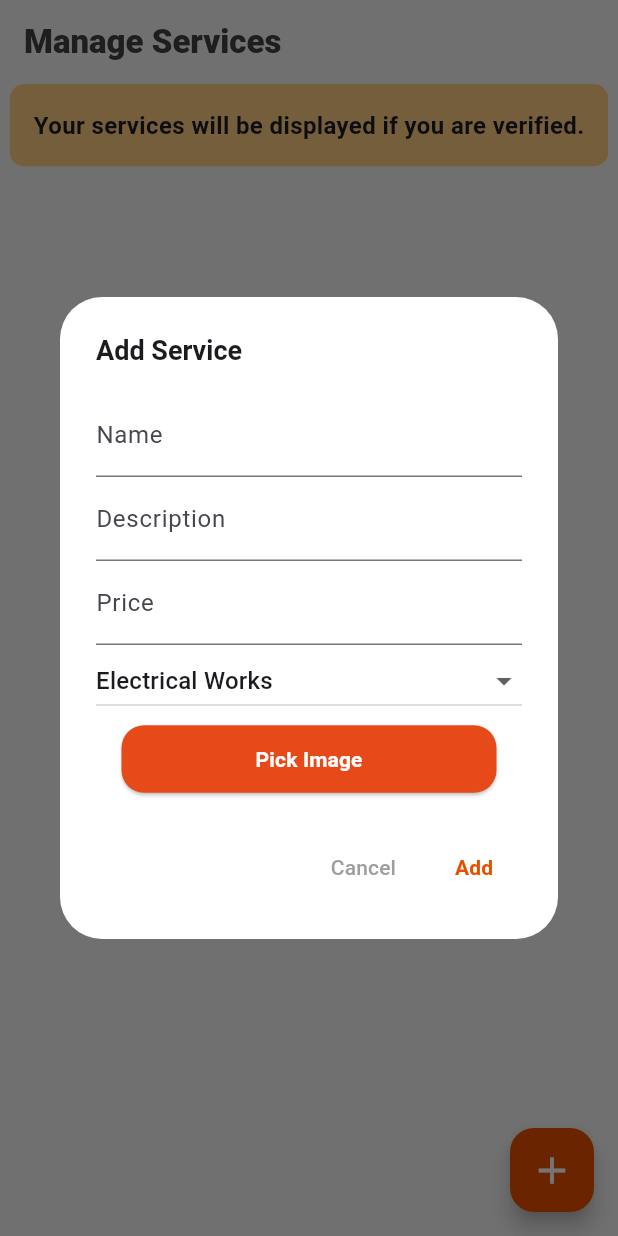
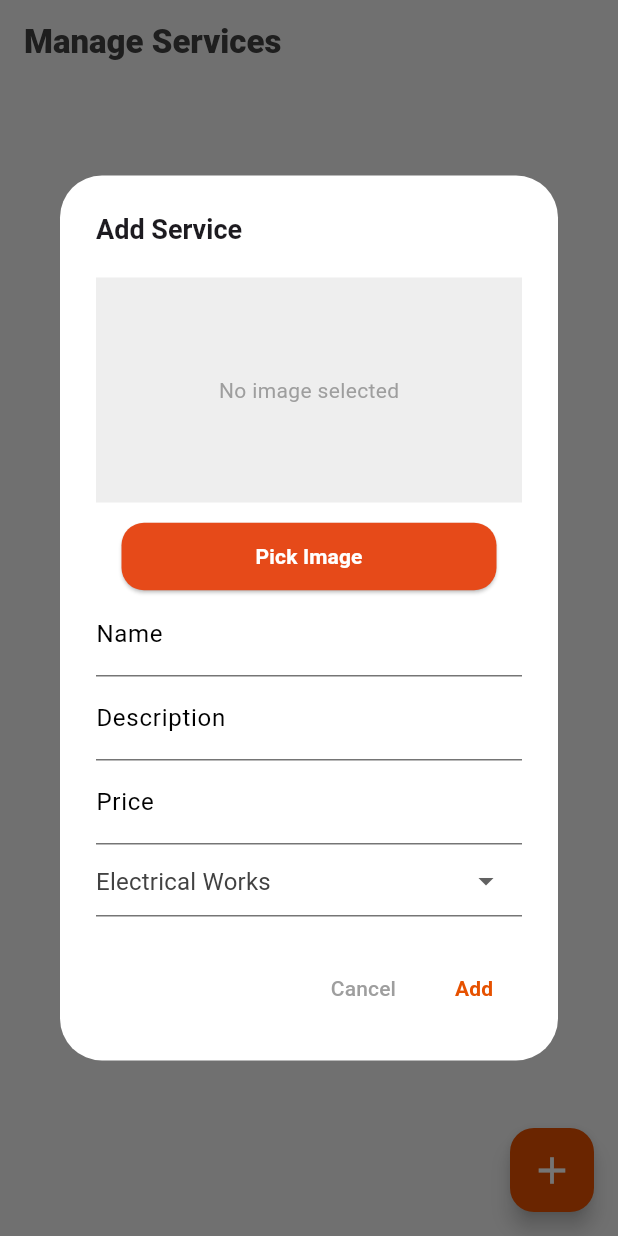
Before and after one commit to TechPyllars2024/AutoCareAutomotive, a Flutter app: the ServiceManagementScreen screen opened directly, after a tap on the "add" icon, on a phone screen of 412 x 824 dp. Run offline on Flutter 3.47's test engine with Material 3 defaults, Android fonts, the phone set to English and light mode, and no system bars; our stand-ins replace carousel_slider, cloud_firestore, curved_navigation_bar, file_picker, firebase_auth, firebase_core and 9 more; missing offline and left inert: flutter_pannable_rating_bar, flutter_pdfview; accounts and stored records are empty.

Commit message:
Fixed merge conflict

```diff
--- a/lib/Service Management/screens/manage_services.dart
+++ b/lib/Service Management/screens/manage_services.dart
@@ -4,11 +4,9 @@ import 'package:firebase_auth/firebase_auth.dart';
 import 'package:flutter/material.dart';
 import 'package:flutter/services.dart';
 import 'package:image_picker/image_picker.dart';
-import '../../ProfileManagement/services/get_verified_services.dart';
 import '../models/services_model.dart';
 import '../services/image_service.dart';
 import '../services/service_management.dart';
-import '../widgets/service_status_alert_box.dart';
 
 class ServiceManagementScreen extends StatefulWidget {
   const ServiceManagementScreen({super.key, this.child});
@@ -44,42 +42,182 @@ class _ServiceManagementScreenState extends State<ServiceManagementScreen> {
       context: context,
       builder: (context) {
         return StatefulBuilder(
-          // StatefulBuilder allows updating the dialog UI.
+
           builder: (context, setState) {
-            return AlertDialog(
+            return WillPopScope(
+              onWillPop: () async {
+                setState(() {
+                  _selectedImage =
+                  null;
+                });
+                return true;
+              },
+              child: AlertDialog(
                 backgroundColor: Colors.white,
-              title: Text(service == null ? 'Add Service' : 'Update Service', style: const TextStyle(fontSize: 18, fontWeight: FontWeight.bold),),
-              content: Column(
+                title: Text(
+                  service == null ? 'Add Service' : 'Update Service',
+                  style: const TextStyle(
+                      fontSize: 18, fontWeight: FontWeight.bold),
+                ),
+                content: SingleChildScrollView(
+                  child: Column(
                     mainAxisSize: MainAxisSize.min,
                     children: [
+                      const SizedBox(height: 4),
+
+                      if (_selectedImage != null)
+                        Container(
+                          height: 150,
+                          width: double.infinity,
+                          margin: const EdgeInsets.symmetric(vertical: 8),
+                          decoration: BoxDecoration(
+                            border: Border.all(color: Colors.grey.shade400),
+                            borderRadius: BorderRadius.circular(8),
+                          ),
+                          child: ClipRRect(
+                            borderRadius: BorderRadius.circular(8),
+                            child: Image.file(
+
+                              _selectedImage!,
+
+                              fit: BoxFit
+                                  .cover,
+                            ),
+                          ),
+                        )
+                      else
+                        Container(
+                            color: Colors.grey.shade200,
+                            height: 150,
+                            width: double.infinity,
+                            child: const Center(
+                                child: Text('No image selected',
+                                    style: TextStyle(color: Colors.grey)))),
+
+                      const SizedBox(height: 12),
+                      ElevatedButton(
+                        style: ElevatedButton.styleFrom(
+                          shape: RoundedRectangleBorder(
+                              borderRadius: BorderRadius.circular(15)),
+                          minimumSize: const Size(250, 45),
+                          backgroundColor: Colors.deepOrange.shade700,
+                        ),
+                        onPressed: () async {
+                          final source = await _pickImageSource();
+                          if (source != null) {
+                            File? pickedImage =
+                            await _imageService.pickImage(source);
+                            setState(() {
+                              _selectedImage =
+                                  pickedImage;
+                            });
+                          }
+                        },
+                        child: const Text(
+                          'Pick Image',
+                          style: TextStyle(
+                              fontWeight: FontWeight.bold, color: Colors.white),
+                        ),
+                      ),
+
                       TextField(
                         controller: nameController,
-                    decoration: const InputDecoration(labelText: 'Name'),
+                        onChanged: (text) {
+                          setState(() {});
+                        },
+                        decoration: InputDecoration(
+                          labelText: 'Name',
+                          labelStyle: TextStyle(
+                            color: nameController.text.isEmpty
+                                ? Colors.black
+                                : Colors.orange.shade900,
+                          ),
+                          border: const OutlineInputBorder(),
+                          focusedBorder: UnderlineInputBorder(
+                            borderSide: BorderSide(
+                                color: Colors.orange.shade900, width: 2),
+                          ),
+                          enabledBorder: UnderlineInputBorder(
+                            borderSide: BorderSide(
+                                color: Colors.grey.shade600, width: 1),
+                          ),
+                        ),
+                        style: TextStyle(color: Colors.black),
                       ),
                       TextField(
                         controller: descriptionController,
-                    decoration: const InputDecoration(labelText: 'Description'),
+                        onChanged: (text) {
+                          setState(() {});
+                        },
+                        decoration: InputDecoration(
+                          labelText: 'Description',
+                          labelStyle: TextStyle(
+                            color: descriptionController.text.isEmpty
+                                ? Colors.black
+                                : Colors.orange.shade900,
                           ),
+                          border: const OutlineInputBorder(),
+                          focusedBorder: UnderlineInputBorder(
+                            borderSide: BorderSide(
+                                color: Colors.orange.shade900, width: 2),
+                          ),
+                          enabledBorder: UnderlineInputBorder(
+                            borderSide: BorderSide(
+                                color: Colors.grey.shade600, width: 1),
+                          ),
+                        ),
+                      ),
+
                       TextField(
                         controller: priceController,
-                    keyboardType: const TextInputType.numberWithOptions(decimal: true),
-                    decoration: const InputDecoration(
+                        keyboardType: const TextInputType.numberWithOptions(
+                            decimal: true),
+                        onChanged: (value) {
+                          setState(() {});
+                          final price = double.tryParse(value);
+                          if (price != null && price <= 0) {
+                            priceController.clear();
+                          }
+                        },
+                        decoration: InputDecoration(
                           labelText: 'Price',
+                          labelStyle: TextStyle(
+                            color: priceController.text.isEmpty
+                                ? Colors.black
+                                : Colors.orange.shade900,
+                          ),
                           hintText: 'Enter price greater than 0',
+                          border: const OutlineInputBorder(),
+                          focusedBorder: UnderlineInputBorder(
+                            borderSide: BorderSide(
+                                color: Colors.orange.shade900, width: 2),
+                          ),
+                          enabledBorder: UnderlineInputBorder(
+                            borderSide: BorderSide(
+                                color: Colors.grey.shade600, width: 1),
+                          ),
                         ),
                         inputFormatters: [
-                      FilteringTextInputFormatter.allow(RegExp(r'^\d*\.?\d*')),
+                          FilteringTextInputFormatter.allow(
+                              RegExp(r'^\d*\.?\d*')),
                         ],
-                    onChanged: (value) {
-                      final price = double.tryParse(value);
-                      if (price != null && price <= 0) {
-                        priceController.clear(); // Clear the input if invalid
-                      }
-                    },
                       ),
-                  DropdownButton<String>(
+
+                      DropdownButtonFormField<String>(
                         value: category,
                         isExpanded: true,
+                        decoration: InputDecoration(
+                          hintText: 'Select a category',
+                          border: const OutlineInputBorder(),
+                          focusedBorder: UnderlineInputBorder(
+                            borderSide: BorderSide(
+                                color: Colors.orange.shade900, width: 2),
+                          ),
+                          enabledBorder: UnderlineInputBorder(
+                            borderSide: BorderSide(
+                                color: Colors.grey.shade600, width: 1),
+                          ),
+                        ),
                         onChanged: (newValue) {
                           setState(() {
                             category = newValue!;
@@ -89,42 +227,44 @@ class _ServiceManagementScreenState extends State<ServiceManagementScreen> {
                             .map<DropdownMenuItem<String>>((String value) {
                           return DropdownMenuItem<String>(
                             value: value,
-                        child: Text(value),
+                            child: Text(
+                              value,
+                              style: TextStyle(
+                                  color: Colors.grey.shade800,
+                                  fontWeight: FontWeight.w400),
+                            ),
                           );
                         }).toList(),
                       ),
-                  const SizedBox(height: 4),
-                  ElevatedButton(
-                    style: ElevatedButton.styleFrom(
-                      shape: RoundedRectangleBorder(
-                          borderRadius: BorderRadius.circular(15)),
-                      minimumSize: const Size(250, 45),
-                      backgroundColor: Colors.deepOrange.shade700,
+                    ],
                   ),
-                    onPressed: () async {
-                      // Let the user pick an image source
-                      final source = await _pickImageSource();
-                      if (source != null) {
-                        File? pickedImage =
-                            await _imageService.pickImage(source);
-                        setState(() {
-                          _selectedImage = pickedImage;
-                        });
-                      }
-                    },
-                    child: const Text('Pick Image', style: TextStyle(fontWeight: FontWeight.bold, color: Colors.white),),
-                  ),
-                ],
                 ),
                 actions: [
                   TextButton(
-                  child: const Text('Cancel', style: TextStyle(color: Colors.grey)),
-                  onPressed: () => Navigator.of(context).pop(),
+                    child: const Text('Cancel',
+                        style: TextStyle(color: Colors.grey)),
+                    onPressed: () {
+                      setState(() {
+                        _selectedImage = null;
+                      });
+                      Navigator.of(context).pop();
+                    },
                   ),
                   TextButton(
                     child: _isLoading
-                      ? const CircularProgressIndicator() // Show loading indicator
-                      : Text(service == null ? 'Add' : 'Update', style: TextStyle(color: Colors.orange.shade900, fontWeight: FontWeight.bold)),
+                        ? SizedBox(
+                      height: 18,
+                      width: 18,
+                      child: CircularProgressIndicator(
+                        valueColor: AlwaysStoppedAnimation<Color>(Colors.orange
+                            .shade900),
+                        strokeWidth: 3,
+                      ),
+                    ) // Show loading indicator
+                        : Text(service == null ? 'Add' : 'Update',
+                        style: TextStyle(
+                            color: Colors.orange.shade900,
+                            fontWeight: FontWeight.bold)),
                     onPressed: () async {
                       if (nameController.text.isNotEmpty &&
                           descriptionController.text.isNotEmpty &&
@@ -156,7 +296,8 @@ class _ServiceManagementScreenState extends State<ServiceManagementScreen> {
                         }
 
                         setState(() {
-                        _isLoading = false; // Set loading state to false
+                          _isLoading = false;
+                          _selectedImage = null;
                         });
 
                         Navigator.of(context).pop();
@@ -164,6 +305,7 @@ class _ServiceManagementScreenState extends State<ServiceManagementScreen> {
                     },
                   ),
                 ],
+              ),
             );
           },
         );
@@ -171,7 +313,6 @@ class _ServiceManagementScreenState extends State<ServiceManagementScreen> {
     );
   }
 
-  // Pick an image source
   Future<ImageSource?> _pickImageSource() async {
     return showModalBottomSheet<ImageSource>(
       context: context,
@@ -194,7 +335,7 @@ class _ServiceManagementScreenState extends State<ServiceManagementScreen> {
     );
   }
 
-  // Service options dialog
+
   void _showServiceOptions(BuildContext context, ServiceModel service) {
     showDialog(
       context: context,
@@ -235,30 +376,13 @@ class _ServiceManagementScreenState extends State<ServiceManagementScreen> {
         automaticallyImplyLeading: false,
         title: Text(
           'Manage Services',
-          style: TextStyle(fontWeight: FontWeight.w900, color: Colors.grey[800]),
+          style:
+          TextStyle(fontWeight: FontWeight.w900, color: Colors.grey[800]),
         ),
         backgroundColor: Colors.grey.shade100,
         elevation: 0,
       ),
-      body: StreamBuilder<String?>(
-        stream: GetVerifiedServices().fetchStatus(user!.uid).asStream(),
-        builder: (context, snapshot) {
-          if (snapshot.connectionState == ConnectionState.waiting) {
-            return const Center(child: CircularProgressIndicator());
-          }
-
-          if (snapshot.hasError) {
-            return const Center(child: Text('Error fetching verification status'));
-          }
-
-          String status = snapshot.data ?? 'Pending';
-          bool isVerified = status == 'Verified';
-
-          return Column(
-            children: [
-              ServiceStatusAlertBox(isVerified: isVerified), // Use the new widget
-              Expanded(
-                child: StreamBuilder<List<ServiceModel>>(
+      body: StreamBuilder<List<ServiceModel>>(
         stream: _serviceManagement.fetchServices(user!.uid),
         builder: (context, snapshot) {
           if (snapshot.connectionState == ConnectionState.waiting) {
@@ -278,13 +402,15 @@ class _ServiceManagementScreenState extends State<ServiceManagementScreen> {
                 crossAxisCount: 2,
                 crossAxisSpacing: 10,
                 mainAxisSpacing: 10,
-                          childAspectRatio: 3 / 4,
+                childAspectRatio:
+                3 / 4,
               ),
               itemCount: services.length,
               itemBuilder: (context, index) {
                 final service = services[index];
                 return GestureDetector(
                   onTap: () => _showServiceOptions(context, service),
+
                   child: Card(
                     color: Colors.white,
                     elevation: 5,
@@ -302,10 +428,12 @@ class _ServiceManagementScreenState extends State<ServiceManagementScreen> {
                               topRight: Radius.circular(16.0),
                             ),
                             child: Image.network(
-                                        service.servicePicture,
+                              service
+                                  .servicePicture,
                               width: double.infinity,
                               fit: BoxFit.cover,
                               errorBuilder: (context, error, stackTrace) {
+
                                 return const Icon(
                                   Icons.broken_image,
                                   size: 60,
@@ -328,7 +456,8 @@ class _ServiceManagementScreenState extends State<ServiceManagementScreen> {
                                   color: Colors.grey[800],
                                 ),
                                 maxLines: 1,
-                                          overflow: TextOverflow.ellipsis,
+                                overflow:
+                                TextOverflow.ellipsis,
                               ),
                               const SizedBox(height: 4.0),
                               Text(
@@ -357,11 +486,6 @@ class _ServiceManagementScreenState extends State<ServiceManagementScreen> {
           );
         },
       ),
-              ),
-            ],
-          );
-        },
-      ),
       floatingActionButton: FloatingActionButton(
         backgroundColor: Colors.orange.shade900,
         onPressed: () => _addOrUpdateService(context),
```
Lines whose indentation alone changed are shown as unchanged.
